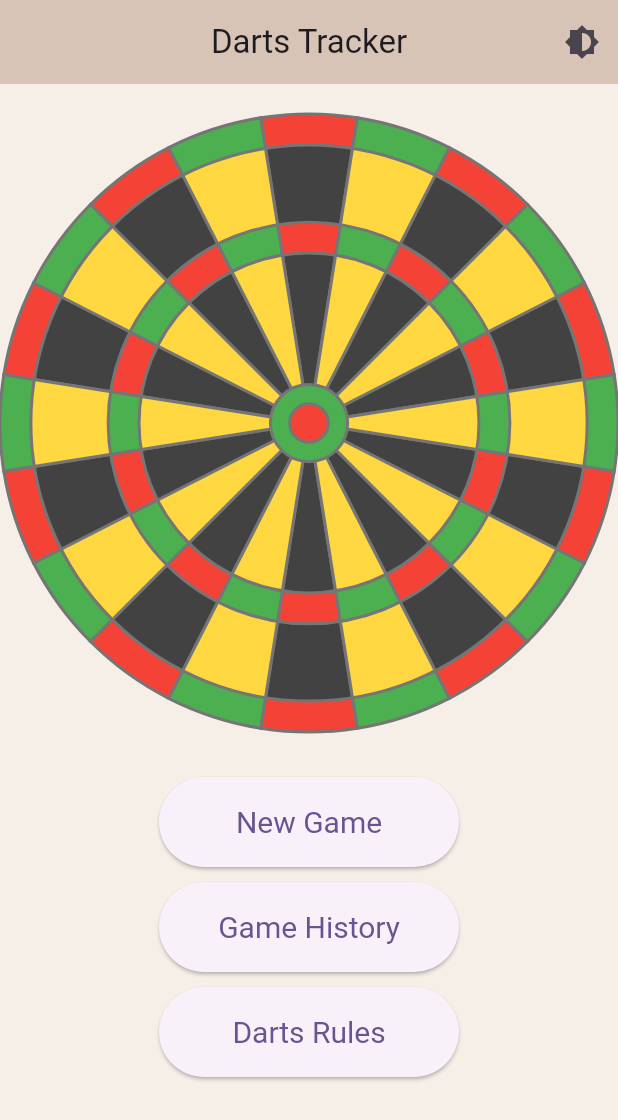
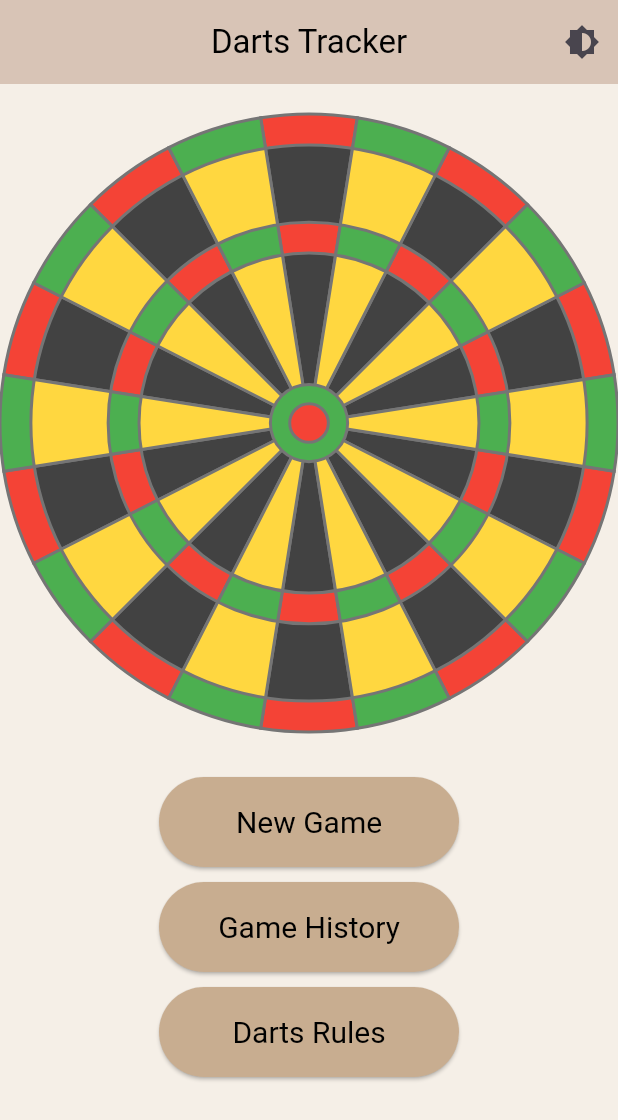
Before and after one commit to Owczany/dart-tracker, a Flutter app: the screen it shows after launch, on a phone screen of 412 x 824 dp. Shown: the top 1120 px of the screen. Run offline on Flutter 3.47's test engine with Material 3 defaults, Android fonts, the phone set to English and light mode, and no system bars.

Commit message:
colorThemes update (across screenes and widgetes)
default_button added to be used whenever you need a button, that doesn't need to have a specific color.

```diff
--- a/lib/screens/home_screen.dart
+++ b/lib/screens/home_screen.dart
@@ -3,6 +3,7 @@ import 'package:darttracker/views/widgets/dart_board/dartboard.dart';
 import 'package:flutter/material.dart';
 import 'package:provider/provider.dart';
 import '../views/theme_notifier.dart';
+import '../views/widgets/default_button.dart';
 
 class HomeScreen extends StatefulWidget {
   const HomeScreen({super.key});
@@ -38,43 +39,25 @@ class _HomeScreenState extends State<HomeScreen> {
             const Dartboard(),
             const SizedBox(height: 30),
             Center(
-              child: ElevatedButton(
+              child: DefaultButton(
                 onPressed: () {
                   showNewGameDialog(context);
                 },
-                style: ElevatedButton.styleFrom(
-                  padding:
-                      const EdgeInsets.symmetric(horizontal: 32, vertical: 16),
-                  textStyle: const TextStyle(fontSize: 20),
-                  minimumSize: const Size(200, 60),
-                ),
-                child: const Text('New Game'),
+                text: 'New Game',
               ),
             ),
             const SizedBox(height: 10),
             Center(
-              child: ElevatedButton(
+              child: DefaultButton(
                 onPressed: () {},
-                style: ElevatedButton.styleFrom(
-                  padding:
-                      const EdgeInsets.symmetric(horizontal: 32, vertical: 16),
-                  textStyle: const TextStyle(fontSize: 20),
-                  minimumSize: const Size(200, 60),
-                ),
-                child: const Text('Game History'),
+                text: 'Game History',
               ),
             ),
             const SizedBox(height: 10),
             Center(
-              child: ElevatedButton(
+              child: DefaultButton(
                 onPressed: () {},
-                style: ElevatedButton.styleFrom(
-                  padding:
-                      const EdgeInsets.symmetric(horizontal: 32, vertical: 16),
-                  textStyle: const TextStyle(fontSize: 20),
-                  minimumSize: const Size(200, 60),
-                ),
-                child: const Text('Darts Rules'),
+                text: 'Darts Rules',
               ),
             ),
           ],
--- a/lib/views/color_palette.dart
+++ b/lib/views/color_palette.dart
@@ -2,12 +2,28 @@ import 'package:flutter/material.dart';
 
 class LightTheme {
   static final ThemeData themeData = ThemeData(
-    colorScheme: ColorScheme.fromSeed(seedColor: Colors.deepPurple),
+    colorScheme: ColorScheme.fromSeed(
+      seedColor: Colors.deepPurple,
+      primary: const Color(0xFFC8AD90),
+      secondary: const Color(0xFF6AAE70),
+      surface: const Color(0xFFFFFFFF),
+      error: const Color(0xFFE6758B),
+      onPrimary: const Color(0xFF000000),
+      onSecondary: const Color(0xFF000000),
+      onSurface: const Color(0xFF000000),
+      onError: const Color(0xFF000000),
+    ),
     useMaterial3: true,
     primaryColor: const Color(0xFFD8C4B6),
     scaffoldBackgroundColor: const Color(0xFFF5EFE7),
     appBarTheme: const AppBarTheme(
       backgroundColor: Color(0xFFD8C4B6),
+    ),
+    elevatedButtonTheme: ElevatedButtonThemeData(
+      style: ElevatedButton.styleFrom(
+        backgroundColor: const Color(0xFF4CAF50),
+        foregroundColor: const Color(0xFFFFFFFF),
+      ),
     ),
   );
 }
@@ -15,20 +31,26 @@ class LightTheme {
 class DarkTheme {
   static final ThemeData themeData = ThemeData(
     colorScheme: const ColorScheme.dark(
-      primary: Color(0xFFBB86FC),
-      secondary: Color(0xFF03DAC6),
+      primary: Color(0xFF9840FF),
+      secondary: Color(0xFF2D7731),
       surface: Color(0xFF121212),
-      error: Color(0xFFCF6679),
-      onPrimary: Color(0xFF000000),
-      onSecondary: Color(0xFF000000),
+      error: Color(0xFF9F4759),
+      onPrimary: Color(0xFFFFFFFF),
+      onSecondary: Color(0xFFFFFFFF),
       onSurface: Color(0xFFFFFFFF),
-      onError: Color(0xFF000000),
+      onError: Color(0xFFFFFFFF),
     ),
     useMaterial3: true,
     primaryColor: const Color(0xFFBB86FC),
     scaffoldBackgroundColor: const Color(0xFF121212),
     appBarTheme: const AppBarTheme(
-      backgroundColor: Color(0xFF3700B3),
+      backgroundColor: Color(0xFF9A4DFA),
+    ),
+    elevatedButtonTheme: ElevatedButtonThemeData(
+      style: ElevatedButton.styleFrom(
+        backgroundColor: const Color(0xFF388E3C),
+        foregroundColor: const Color(0xFFFFFFFF),
+      ),
     ),
   );
 }
--- /dev/null
+++ b/lib/views/widgets/default_button.dart
@@ -0,0 +1,25 @@
+import 'package:flutter/material.dart';
+
+class DefaultButton extends StatelessWidget {
+  final VoidCallback onPressed;
+  final String text;
+
+  const DefaultButton({required this.onPressed, required this.text, super.key});
+
+  @override
+  Widget build(BuildContext context) {
+    final theme = Theme.of(context);
+
+    return ElevatedButton(
+      onPressed: onPressed,
+      style: ElevatedButton.styleFrom(
+        padding: const EdgeInsets.symmetric(horizontal: 32, vertical: 16),
+        textStyle: const TextStyle(fontSize: 20),
+        minimumSize: const Size(200, 60),
+        backgroundColor: theme.colorScheme.primary,
+        foregroundColor: theme.colorScheme.onPrimary,
+      ),
+      child: Text(text),
+    );
+  }
+}
```
Also changed, not shown: lib/screens/end_game_screen.dart (+20 -9 lines), lib/screens/game_screen.dart (+28 -19 lines), lib/screens/score_board_screen.dart (+21 -10 lines).
